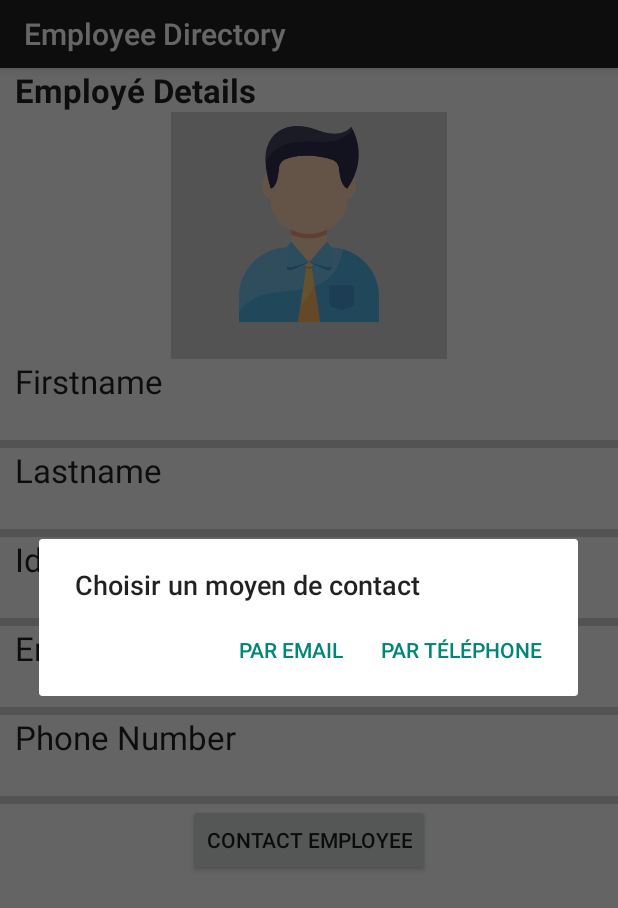
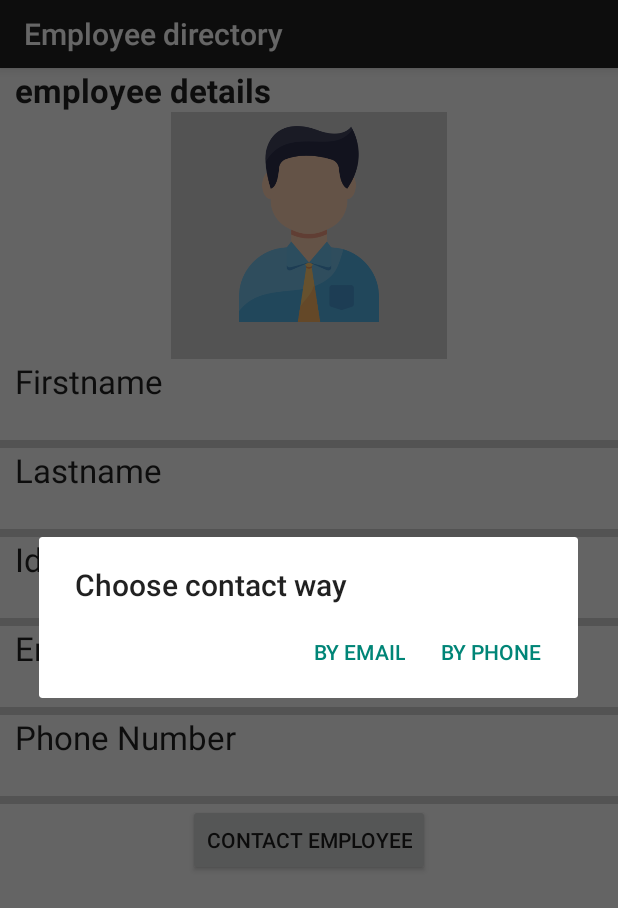
Before and after one commit to hichemzorgani/projetdam, an Android app: the afficheremploye screen opened directly, with no data from a screen before it, after a tap on "CONTACT EMPLOYEE", on a phone screen of 412 x 824 dp. Shown: the top 908 px of the screen. Run offline under Robolectric (Android 15) with nearby library versions, the phone set to English and light mode, and no system bars; 7 statements that could not run were skipped.

Commit message:
language done

```diff
--- a/app/src/main/java/com/example/projet/afficheremploye.java
+++ b/app/src/main/java/com/example/projet/afficheremploye.java
@@ -42,7 +42,7 @@ public class afficheremploye extends AppCompatActivity {
         d_identifier.setText(identifier);
         d_phone.setText(phone);
         d_email.setText(email);
-        getSupportActionBar().setTitle("Employee Directory");
+        getSupportActionBar().setTitle(R.string.title);
 
 
 
@@ -58,17 +58,17 @@ public class afficheremploye extends AppCompatActivity {
 
     private void contactdialog() {
         AlertDialog.Builder builder = new AlertDialog.Builder(this);
-        builder.setTitle("Choisir un moyen de contact");
+        builder.setTitle(R.string.choosecontact);
 
 
-        builder.setPositiveButton("Par téléphone", new DialogInterface.OnClickListener() {
+        builder.setPositiveButton(R.string.byphone, new DialogInterface.OnClickListener() {
             public void onClick(DialogInterface dialog, int id) {
                 phone.toString().trim();
                 Intent intent = new Intent(Intent.ACTION_DIAL, Uri.parse("tel:"+ Uri.encode(phone)));
                 startActivity(intent);
             }
         });
-        builder.setNegativeButton("Par email", new DialogInterface.OnClickListener() {
+        builder.setNegativeButton(R.string.byemail, new DialogInterface.OnClickListener() {
             public void onClick(DialogInterface dialog, int id) {
                 email.toString();
                 sendemail(email);
--- a/app/src/main/res/layout/activity_afficheremploye.xml
+++ b/app/src/main/res/layout/activity_afficheremploye.xml
@@ -10,7 +10,7 @@
         android:id="@+id/employedetail"
         android:layout_width="wrap_content"
         android:layout_height="wrap_content"
-        android:text="Employé Details"
+        android:text="@string/details"
         android:textStyle="bold"
         android:textAppearance="?android:attr/textAppearanceLarge"
         android:layout_marginLeft="10dp"/>
--- a/app/src/main/res/menu/actionbarmenu.xml
+++ b/app/src/main/res/menu/actionbarmenu.xml
@@ -7,7 +7,7 @@
         android:icon="@drawable/addicon"
         app:showAsAction="always" />
     <item android:id="@+id/theme"
-        android:title="Theme"
+        android:title="@string/theme"
         />
     <item android:id="@+id/display"
         android:title="@string/switchview"
--- a/app/src/main/res/values/strings.xml
+++ b/app/src/main/res/values/strings.xml
@@ -40,6 +40,9 @@
     <string name="toastajout">New employee added</string>
     <string name="toastajoutx">Failed to add employee</string>
     <string name="toastupdatex">Failed to edit employee</string>
+    <string name="title">Employee directory</string>
+    <string name="chooseemail">choose email client:</string>
+    <string name="details">employee details</string>
 
 
 
```
Also changed, not shown: app/src/main/java/com/example/projet/emplyeadapter.java (+7 -7 lines), 2 other files.
